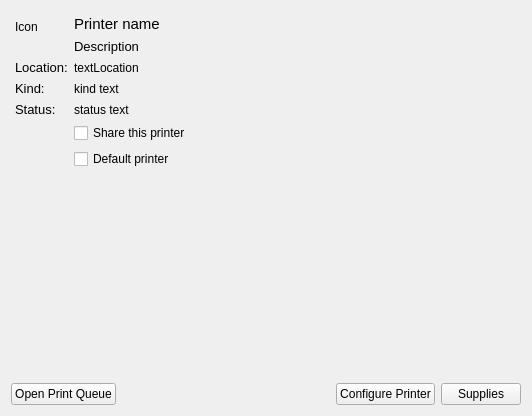
The window that printer-manager-kcm/PrinterDescription.ui (KDE/print-manager) describes before a commit, drawn with Qt 5.
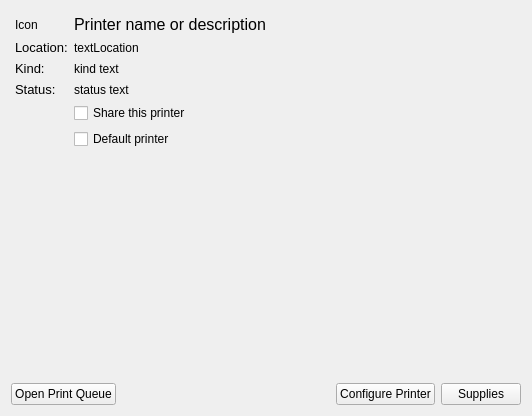
The same window after the commit.

Commit message: Get class members, no luck saving them

```diff
--- a/printer-manager-kcm/PrinterDescription.ui
+++ b/printer-manager-kcm/PrinterDescription.ui
@@ -104,43 +104,6 @@
        </property>
       </widget>
      </item>
-     <item row="1" column="1">
-      <layout class="QVBoxLayout" name="verticalLayout">
-       <item>
-        <widget class="QLabel" name="printerNameL">
-         <property name="font">
-          <font>
-           <pointsize>11</pointsize>
-          </font>
-         </property>
-         <property name="text">
-          <string>Printer name</string>
-         </property>
-         <property name="alignment">
-          <set>Qt::AlignBottom|Qt::AlignLeading|Qt::AlignLeft</set>
-         </property>
-        </widget>
-       </item>
-       <item>
-        <widget class="QLabel" name="descriptionL">
-         <property name="font">
-          <font>
-           <pointsize>10</pointsize>
-          </font>
-         </property>
-         <property name="text">
-          <string>Description</string>
-         </property>
-         <property name="alignment">
-          <set>Qt::AlignLeading|Qt::AlignLeft|Qt::AlignTop</set>
-         </property>
-         <property name="wordWrap">
-          <bool>true</bool>
-         </property>
-        </widget>
-       </item>
-      </layout>
-     </item>
      <item row="1" column="0">
       <widget class="QLabel" name="iconL">
        <property name="text">
@@ -155,6 +118,18 @@
        </property>
       </widget>
      </item>
+     <item row="1" column="1">
+      <widget class="QLabel" name="printerNameL">
+       <property name="font">
+        <font>
+         <pointsize>12</pointsize>
+        </font>
+       </property>
+       <property name="text">
+        <string notr="true">Printer name or description</string>
+       </property>
+      </widget>
+     </item>
     </layout>
    </item>
    <item row="1" column="0">
```
Left out of the diff: 6 changed lines with no effect on the pictures. The commit also changes 16 other files.
